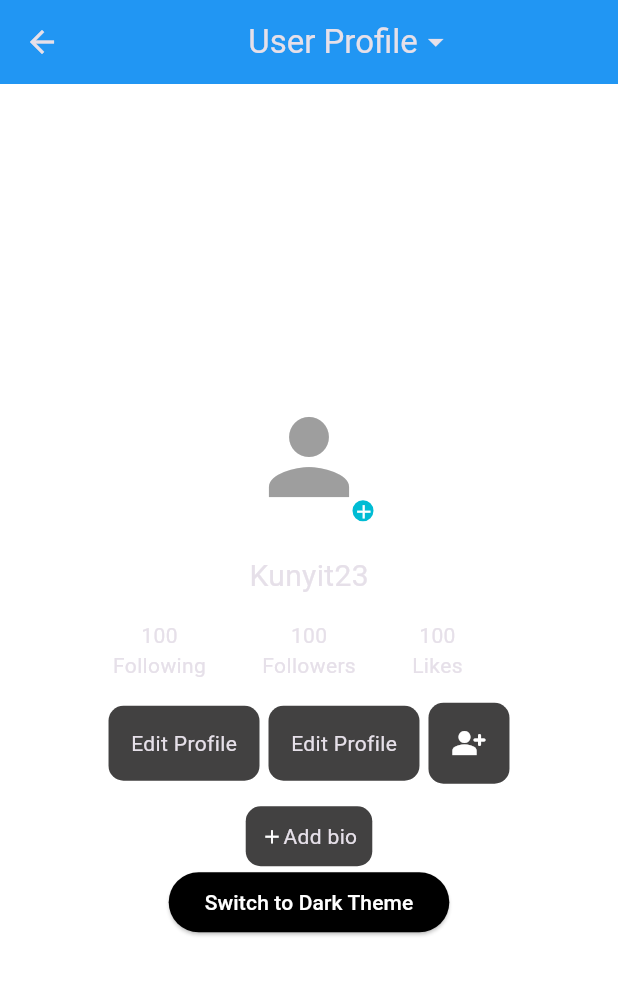
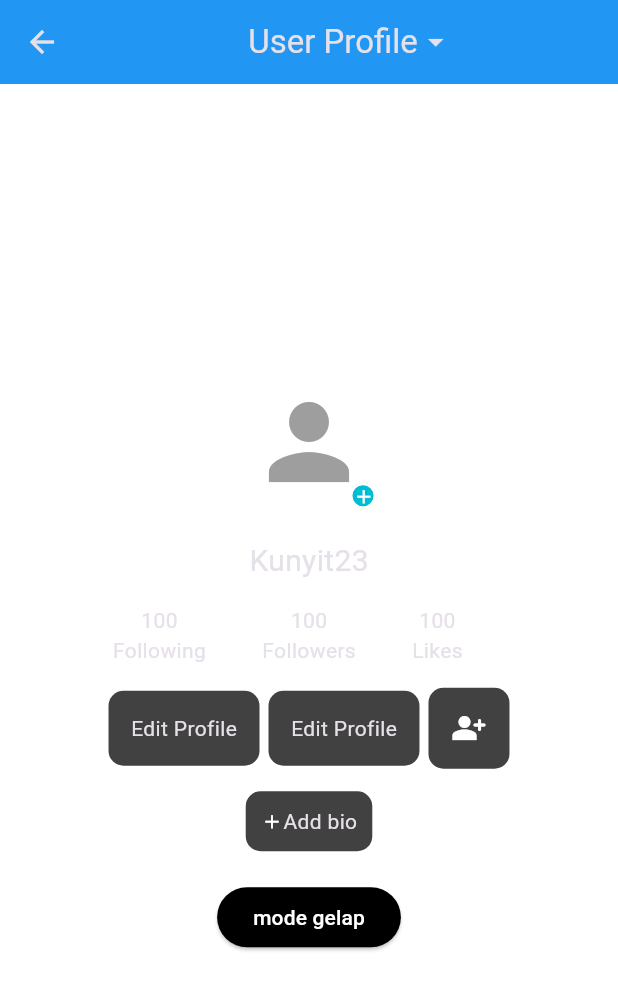
Before and after one commit to wwicaksonoo/login_navigasi, a Flutter app: the screen it shows after launch, after a tap on "login", on a phone screen of 412 x 824 dp. Shown: the top 990 px of the screen. Run offline on Flutter 3.47's test engine with Material 3 defaults, Android fonts, the phone set to English and light mode, and no system bars.

Commit message:
nambah dikit

```diff
--- a/lib/Tombol.dart
+++ b/lib/Tombol.dart
@@ -14,7 +14,7 @@ class Tombol extends StatelessWidget {
         backgroundColor: isDark ? Colors.white : Colors.black,
         foregroundColor: isDark ? Colors.black : Colors.white,
       ),
-      child: Text(isDark ? 'Switch to Light Theme' : 'Switch to Dark Theme'),
+      child: Text(isDark ? 'mode terang' : 'mode gelap'),
     );
   }
 }
--- a/lib/login.dart
+++ b/lib/login.dart
@@ -11,14 +11,16 @@ class Login extends StatefulWidget {
 
 class _LoginState extends State<Login> {
 
-  // class _LoginPageState extends State<LoginPage> {
-  bool _obscurePassword = true;
+  //ini yang bikin pass ilang
+  bool passilang = true;
 
-  final TextEditingController _usernameController = TextEditingController();
-  final TextEditingController _passwordController = TextEditingController();
+  //baca inputan
+  final TextEditingController user = TextEditingController();
+  final TextEditingController pass = TextEditingController();
 
+  //buat tombol login
   void _login() {
-    // Di sini kamu bisa tambahkan validasi kalau perlu
+
     Navigator.push(
       context,
       MaterialPageRoute(builder: (context) => const Sat()),
@@ -45,14 +47,12 @@ class _LoginState extends State<Login> {
         mainAxisAlignment: MainAxisAlignment.center,
         children: [
           TextField(
-            controller: _usernameController,
+            controller: user,
             decoration: InputDecoration(
               labelText: 'username',
               hintText: 'masukkan username',
               prefixIcon: const Icon(Icons.person),
-              border: OutlineInputBorder(
-                borderRadius: BorderRadius.circular(15),
-              )
+
             ),
           ),
 
@@ -61,21 +61,21 @@ class _LoginState extends State<Login> {
 
 
           TextField(
-            controller: _passwordController,
-            obscureText: _obscurePassword,
+            controller: pass,
+            obscureText: passilang,
             decoration: InputDecoration(
               labelText: 'password',
               hintText: 'masukkan password',
               prefixIcon: const Icon(Icons.lock),
               suffixIcon: IconButton(
                 icon: Icon(
-                  _obscurePassword ? Icons.visibility_off : Icons.visibility,
+                  passilang ? Icons.visibility_off : Icons.visibility,
 
               ),
 
               onPressed: () {
                 setState(() {
-                  _obscurePassword = !_obscurePassword;
+                  passilang = !passilang;
                 });
               },
 
--- a/lib/main.dart
+++ b/lib/main.dart
@@ -1,4 +1,5 @@
 import 'package:flutter/material.dart';
+
 import 'package:login_navigasi/login.dart';
 
 
--- a/lib/profil.dart
+++ b/lib/profil.dart
@@ -8,22 +8,22 @@ class Sat extends StatefulWidget {
   @override
   State<Sat> createState() => _SatState();
 }
-
+//default
 class _SatState extends State<Sat> {
-  bool _isDarkTheme = false;
-
+  bool gelap = false;
+//buat ganti tema
   void toggleTheme() {
     setState(() {
-      _isDarkTheme = !_isDarkTheme;
+      gelap = !gelap;
     });
   }
 
   @override
   Widget build(BuildContext context) {
     return Scaffold(
-      backgroundColor: _isDarkTheme ? Colors.black : Colors.white,
+      backgroundColor: gelap ? Colors.black : Colors.white,
       appBar: AppBar(
-        backgroundColor: _isDarkTheme ? Colors.grey[900] : Colors.blue,
+        backgroundColor: gelap ? Colors.grey[900] : Colors.blue,
         title: Row(
           mainAxisAlignment: MainAxisAlignment.center,
           children: const [
@@ -40,7 +40,8 @@ class _SatState extends State<Sat> {
             Nama(),
             follower(),
             action(),
-            Tombol(onPressed: toggleTheme, isDark: _isDarkTheme),
+            const SizedBox(height: 20),
+            Tombol(onPressed: toggleTheme, isDark: gelap),
           ],
         ),
       ),
```
